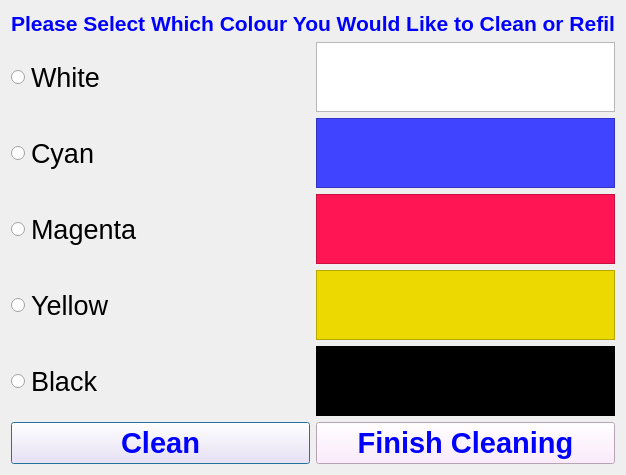
Old version of the form Software/AppPerfectColourDemo/cleanpaint.ui in the repository Pschiee/Perfect-Colour.
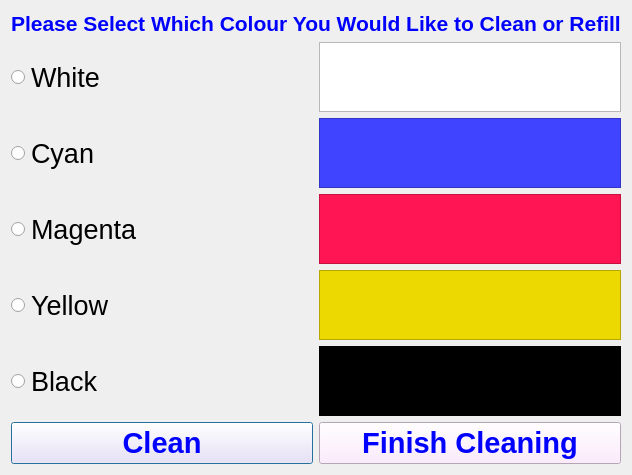
New version of the form.

Diff of the .ui file:
```diff
--- a/Software/AppPerfectColourDemo/cleanpaint.ui
+++ b/Software/AppPerfectColourDemo/cleanpaint.ui
@@ -27,7 +27,7 @@
       <string notr="true">color: rgb(0, 0, 255);</string>
      </property>
      <property name="text">
-      <string>Please Select Which Colour You Would Like to Clean or Refil</string>
+      <string>Please Select Which Colour You Would Like to Clean or Refill</string>
      </property>
     </widget>
    </item>
```
